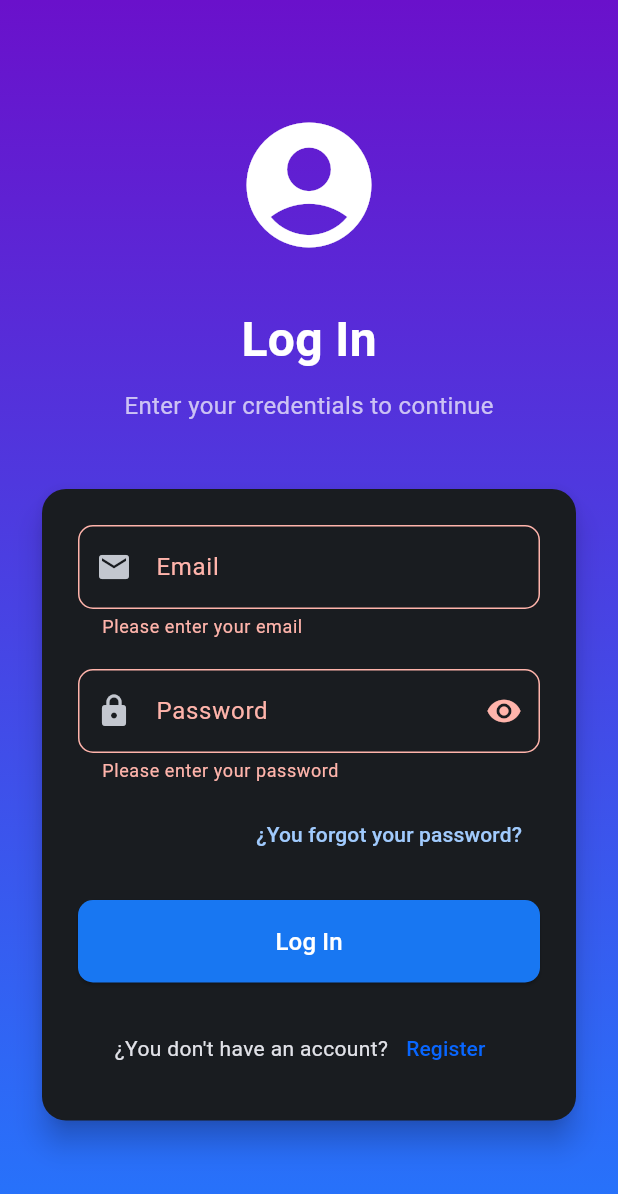
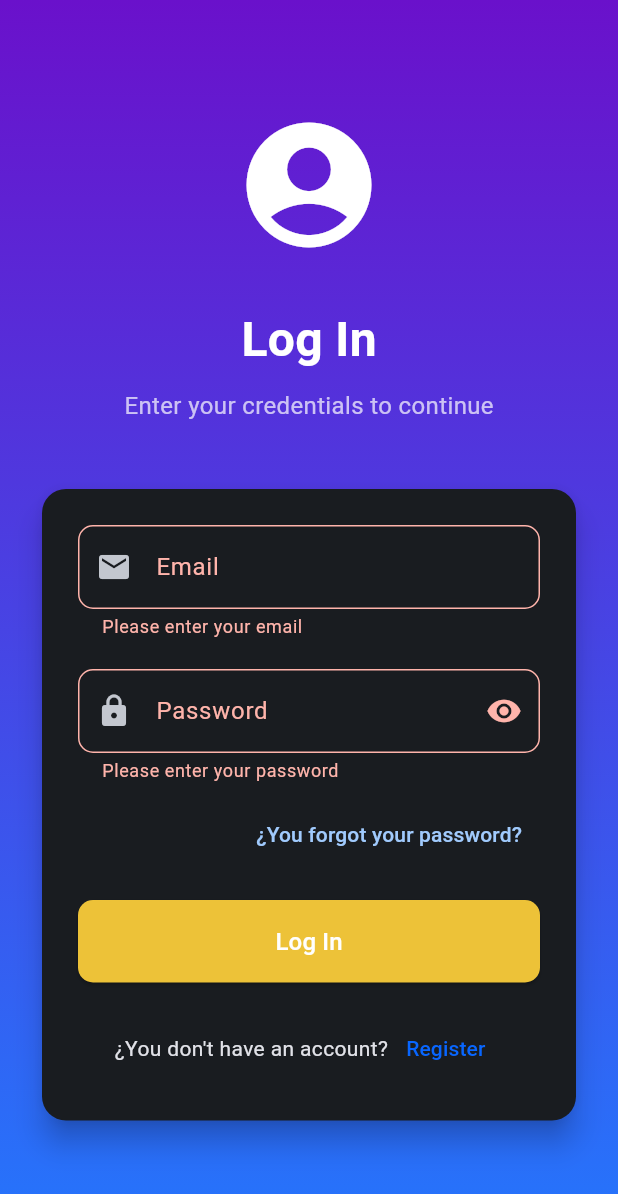
Before and after one commit to EFDEZZ/agend_app, a Flutter app: the LoginScreen screen opened directly, after a tap on "Log In", on a phone screen of 412 x 824 dp. Shown: the top 1194 px of the screen. Run offline on Flutter 3.47's test engine with Material 3 defaults, Android fonts, the phone set to English and light mode, and no system bars; our stand-ins replace go_router, shared_preferences; accounts and stored records are empty.

Commit message:
loginService y loginScreen impemented and workin Ok

```diff
--- a/lib/src/presentation/screens/auth/login_screen.dart
+++ b/lib/src/presentation/screens/auth/login_screen.dart
@@ -1,3 +1,4 @@
+import 'package:agend_app/src/infrastructure/services/services.dart';
 import 'package:flutter/material.dart';
 import 'package:flutter/services.dart';
 import 'package:go_router/go_router.dart';
@@ -24,27 +25,45 @@ class _LoginScreenState extends State<LoginScreen> {
   }
 
   Future<void> _submitForm() async {
-    if (_formKey.currentState!.validate()) {
-      setState(() => _isLoading = true);
+  if (_formKey.currentState!.validate()) {
+    setState(() => _isLoading = true);
 
-      // Simular una llamada a API
-      await Future.delayed(const Duration(seconds: 2));
+    final result = await LoginService.login(
+      email: _emailController.text.trim(),
+      password: _passwordController.text.trim(),
+    );
 
-      setState(() => _isLoading = false);
+    setState(() => _isLoading = false);
 
-      if (!mounted) return;
+    if (!mounted) return;
+
+    if (result['success'] == true) {
+      // Login exitoso
+      // ScaffoldMessenger.of(context).showSnackBar(
+      //   SnackBar(
+      //     content: Text('Welcome! Login successful'),
+      //     backgroundColor: Colors.green,
+      //     behavior: SnackBarBehavior.floating,
+      //   ),
+      // );
+
+      // Navegar a pantalla principal
+      context.go('/reminder');
+    } else {
+      // Mostrar error
       ScaffoldMessenger.of(context).showSnackBar(
         SnackBar(
-          content: Text('Welcome ${_emailController.text}'),
+          content: Text('Login failed'),
+          backgroundColor: Colors.red,
           behavior: SnackBarBehavior.floating,
         ),
       );
     }
   }
+}
 
   @override
   Widget build(BuildContext context) {
-    final colors = Theme.of(context).colorScheme;
     return Scaffold(
       body: AnnotatedRegion<SystemUiOverlayStyle>(
         value: SystemUiOverlayStyle.light,
@@ -186,7 +205,7 @@ class _LoginScreenState extends State<LoginScreen> {
                                 child: ElevatedButton(
                                   onPressed: _isLoading ? null : _submitForm,
                                   style: ElevatedButton.styleFrom(
-                                    backgroundColor: Color.fromRGBO(24, 119, 242, 1),
+                                    backgroundColor: Color(0xFFEDC238),
                                     padding: const EdgeInsets.symmetric(vertical: 16),
                                     shape: RoundedRectangleBorder(
                                       borderRadius: BorderRadius.circular(10),
@@ -214,7 +233,7 @@ class _LoginScreenState extends State<LoginScreen> {
                                   const Text("¿You don't have an account?"),
                                   TextButton(
                                     onPressed: () {
-                                      context.push('/RegisterScreen/');
+                                      context.push('/register/');
                                     },
                                     child: const Text('Register', style: TextStyle(color: Color.fromRGBO(8, 102, 255, 1),),),
                                   ),
```
Also changed, not shown: lib/src/infrastructure/services/auth_services/login_service.dart (added, +97 -0 lines).
